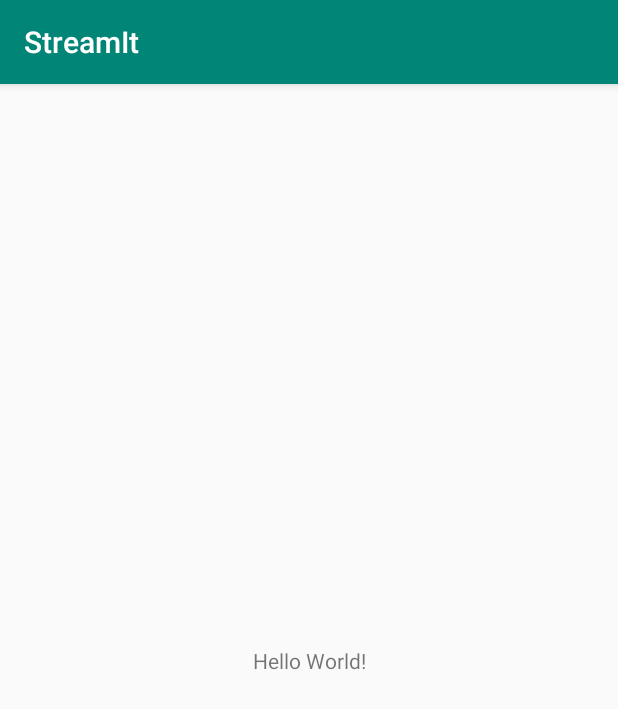
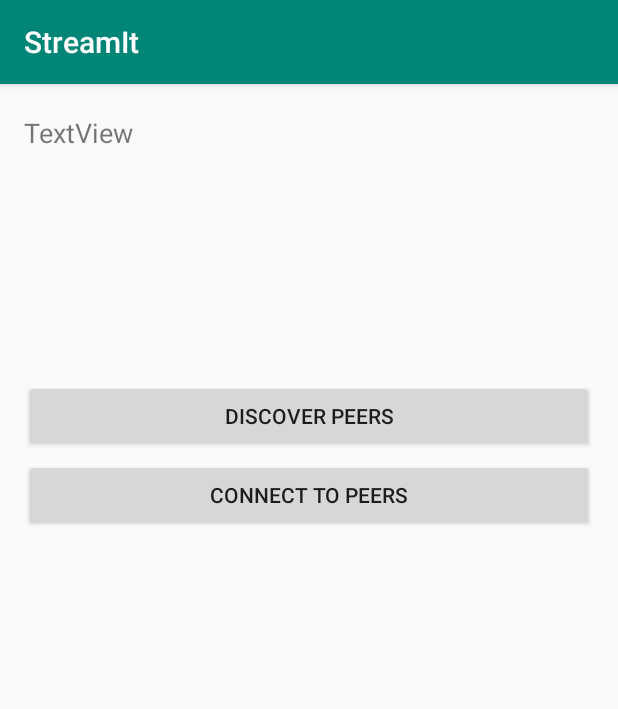
Before and after one commit to devanshslnk/StreamIt, an Android app: the screen it shows after launch (MainActivity), on a phone screen of 412 x 824 dp. Shown: the top 709 px of the screen. Run offline under Robolectric (Android 15) with nearby library versions, the phone set to English and light mode, and no system bars.

```diff
--- a/app/src/main/res/layout/activity_main.xml
+++ b/app/src/main/res/layout/activity_main.xml
@@ -1,18 +1,36 @@
 <?xml version="1.0" encoding="utf-8"?>
-<android.support.constraint.ConstraintLayout xmlns:android="http://schemas.android.com/apk/res/android"
-    xmlns:app="http://schemas.android.com/apk/res-auto"
-    xmlns:tools="http://schemas.android.com/tools"
+<RelativeLayout xmlns:android="http://schemas.android.com/apk/res/android"
     android:layout_width="match_parent"
     android:layout_height="match_parent"
-    tools:context=".MainActivity">
+    android:paddingLeft="16dp"
+    android:paddingRight="16dp">
+
 
     <TextView
-        android:layout_width="wrap_content"
+        android:id="@+id/peer_list"
+        android:layout_width="match_parent"
         android:layout_height="wrap_content"
-        android:text="Hello World!"
-        app:layout_constraintBottom_toBottomOf="parent"
-        app:layout_constraintLeft_toLeftOf="parent"
-        app:layout_constraintRight_toRightOf="parent"
-        app:layout_constraintTop_toTopOf="parent" />
+        android:paddingTop="20dp"
+        android:text="TextView"
+        android:textSize="18sp" />
 
-</android.support.constraint.ConstraintLayout>
+    <Button
+        android:id="@+id/discover_peers"
+        android:layout_width="match_parent"
+        android:layout_height="wrap_content"
+        android:layout_marginTop="197dp"
+        android:onClick="discoverPeers"
+        android:text="Discover Peers"
+        />
+
+    <Button
+        android:id="@+id/connect_peers"
+        android:layout_width="match_parent"
+        android:layout_height="wrap_content"
+        android:layout_marginTop="250dp"
+        android:onClick="connectPeers"
+        android:text="Connect to peers"
+        />
+
+
+</RelativeLayout>
```
Also changed, not shown: app/src/main/java/com/example/streamit/MainActivity.java (+86 -0 lines), app/src/main/java/com/example/streamit/WiFiDirectBroadcastReceiver.java (+31 -0 lines).
